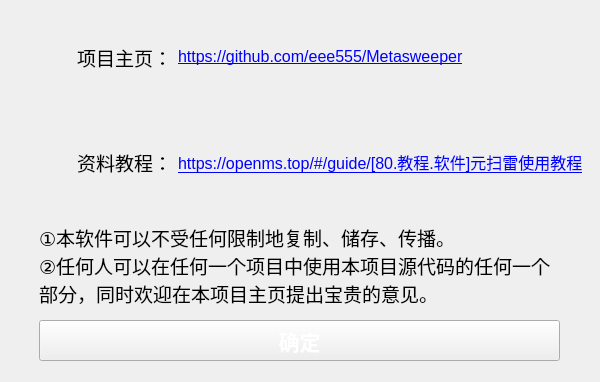
The window that uiFiles/ui_about.ui (ljzloser/Solvable-Minesweeper) describes before a commit, drawn with Qt 5.
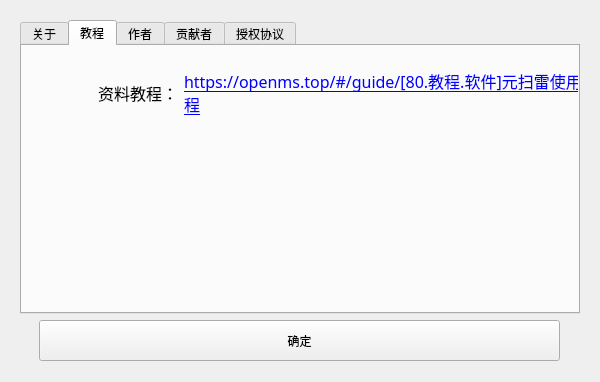
The same window after the commit. The open tabs and pages were chosen to show the change. Icons and pictures are not drawn.

```diff
--- a/uiFiles/ui_about.ui
+++ b/uiFiles/ui_about.ui
@@ -35,55 +35,48 @@
    <double>10.000000000000000</double>
   </property>
   <layout class="QVBoxLayout" name="verticalLayout">
-   <item>
-    <layout class="QHBoxLayout" name="horizontalLayout_3" stretch="0,0,5">
-     <property name="sizeConstraint">
-      <enum>QLayout::SetDefaultConstraint</enum>
-     </property>
      <property name="leftMargin">
-      <number>9</number>
-     </property>
-     <property name="bottomMargin">
-      <number>5</number>
-     </property>
+    <number>20</number>
+   </property>
+   <property name="topMargin">
+    <number>20</number>
+   </property>
+   <property name="rightMargin">
+    <number>20</number>
+   </property>
      <item>
-      <widget class="QLabel" name="label_6">
-       <property name="minimumSize">
-        <size>
-         <width>51</width>
-         <height>51</height>
-        </size>
-       </property>
-       <property name="maximumSize">
-        <size>
-         <width>51</width>
-         <height>51</height>
-        </size>
-       </property>
+    <widget class="QTabWidget" name="tabWidget">
+     <property name="styleSheet">
+      <string notr="true">font: 12pt &quot;微软雅黑&quot;;</string>
+     </property>
+     <property name="currentIndex">
+      <number>0</number>
+     </property>
+     <widget class="QWidget" name="tab">
+      <attribute name="title">
+       <string>关于</string>
+      </attribute>
+      <layout class="QVBoxLayout" name="verticalLayout_2">
+       <item>
+        <widget class="QLabel" name="label">
        <property name="styleSheet">
-        <string notr="true">border-image: url(media/github.svg);</string>
+          <string notr="true">font: 12pt &quot;微软雅黑&quot;;</string>
        </property>
        <property name="text">
-        <string/>
+          <string>元扫雷是由资深扫雷玩家与软件工程师共同打造的一款现代化复刻。</string>
+         </property>
+         <property name="wordWrap">
+          <bool>true</bool>
        </property>
       </widget>
      </item>
      <item>
-      <widget class="QLabel" name="label_race_label_2">
-       <property name="font">
-        <font>
-         <family>微软雅黑</family>
-         <pointsize>14</pointsize>
-        </font>
+        <widget class="QLabel" name="label_3">
+         <property name="styleSheet">
+          <string notr="true">font: 12pt &quot;微软雅黑&quot;;</string>
        </property>
        <property name="text">
-        <string>项目主页：</string>
-       </property>
-       <property name="scaledContents">
-        <bool>false</bool>
-       </property>
-       <property name="wordWrap">
-        <bool>false</bool>
+          <string>Copyright © 2020-2025 王嘉宁, 版权所有</string>
        </property>
       </widget>
      </item>
@@ -91,7 +84,11 @@
       <widget class="QLabel" name="label_2">
        <property name="font">
         <font>
+           <family>微软雅黑</family>
          <pointsize>12</pointsize>
+           <weight>50</weight>
+           <italic>false</italic>
+           <bold>false</bold>
         </font>
        </property>
        <property name="cursor">
@@ -130,8 +127,20 @@
       </widget>
      </item>
     </layout>
-   </item>
-   <item>
+     </widget>
+     <widget class="QWidget" name="tab_5">
+      <attribute name="title">
+       <string>教程</string>
+      </attribute>
+      <widget class="QWidget" name="layoutWidget">
+       <property name="geometry">
+        <rect>
+         <x>10</x>
+         <y>20</y>
+         <width>578</width>
+         <height>53</height>
+        </rect>
+       </property>
     <layout class="QHBoxLayout" name="horizontalLayout" stretch="0,0,5">
      <property name="leftMargin">
       <number>9</number>
@@ -166,7 +175,10 @@
        <property name="font">
         <font>
          <family>微软雅黑</family>
-         <pointsize>14</pointsize>
+            <pointsize>12</pointsize>
+            <weight>50</weight>
+            <italic>false</italic>
+            <bold>false</bold>
         </font>
        </property>
        <property name="text">
@@ -184,7 +196,11 @@
       <widget class="QLabel" name="label_4">
        <property name="font">
         <font>
+            <family>微软雅黑</family>
          <pointsize>12</pointsize>
+            <weight>50</weight>
+            <italic>false</italic>
+            <bold>false</bold>
         </font>
        </property>
        <property name="cursor">
@@ -226,8 +242,31 @@
       </widget>
      </item>
     </layout>
-   </item>
-   <item>
+      </widget>
+     </widget>
+     <widget class="QWidget" name="tab_2">
+      <attribute name="title">
+       <string>作者</string>
+      </attribute>
+     </widget>
+     <widget class="QWidget" name="tab_3">
+      <attribute name="title">
+       <string>贡献者</string>
+      </attribute>
+     </widget>
+     <widget class="QWidget" name="tab_4">
+      <attribute name="title">
+       <string>授权协议</string>
+      </attribute>
+      <widget class="QWidget" name="layoutWidget">
+       <property name="geometry">
+        <rect>
+         <x>0</x>
+         <y>30</y>
+         <width>578</width>
+         <height>122</height>
+        </rect>
+       </property>
     <layout class="QHBoxLayout" name="horizontalLayout_2">
      <item>
       <spacer name="horizontalSpacer_2">
@@ -259,7 +298,10 @@
        <property name="font">
         <font>
          <family>微软雅黑</family>
-         <pointsize>14</pointsize>
+            <pointsize>12</pointsize>
+            <weight>50</weight>
+            <italic>false</italic>
+            <bold>false</bold>
         </font>
        </property>
        <property name="text">
@@ -288,6 +330,9 @@
       </spacer>
      </item>
     </layout>
+      </widget>
+     </widget>
+    </widget>
    </item>
    <item>
     <layout class="QHBoxLayout" name="horizontalLayout_4">
@@ -321,15 +366,6 @@
          <height>41</height>
         </size>
        </property>
-       <property name="font">
-        <font>
-         <family>黑体</family>
-         <pointsize>16</pointsize>
-         <weight>75</weight>
-         <italic>false</italic>
-         <bold>true</bold>
-        </font>
-       </property>
        <property name="mouseTracking">
         <bool>false</bool>
        </property>
@@ -339,11 +375,6 @@
        <property name="layoutDirection">
         <enum>Qt::RightToLeft</enum>
        </property>
-       <property name="styleSheet">
-        <string notr="true">border-image: url(media/button.png);
-font: 16pt &quot;黑体&quot;;
-color:white;font: bold;</string>
-       </property>
        <property name="text">
         <string>确定</string>
        </property>
```
Lines whose indentation alone changed are shown as unchanged.
